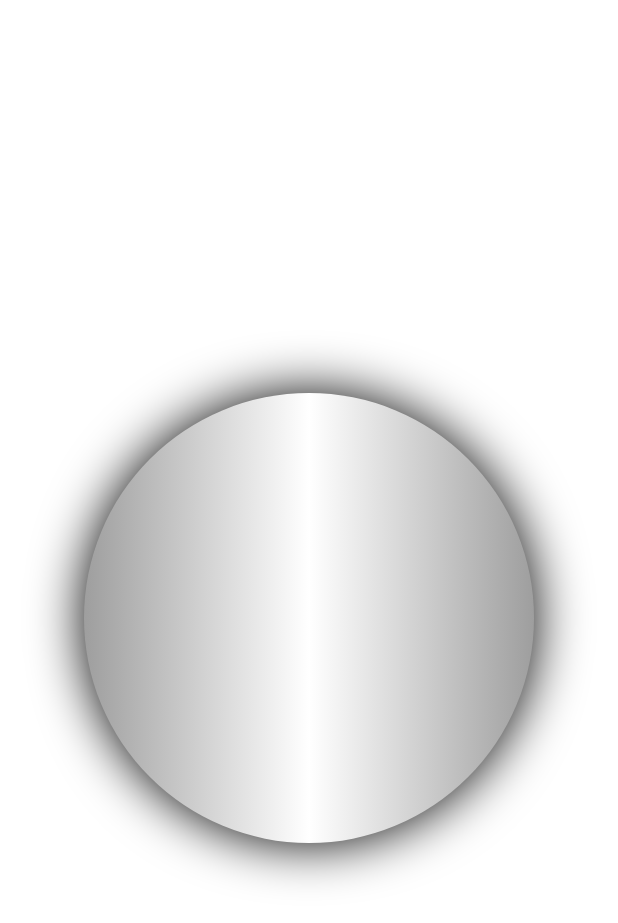
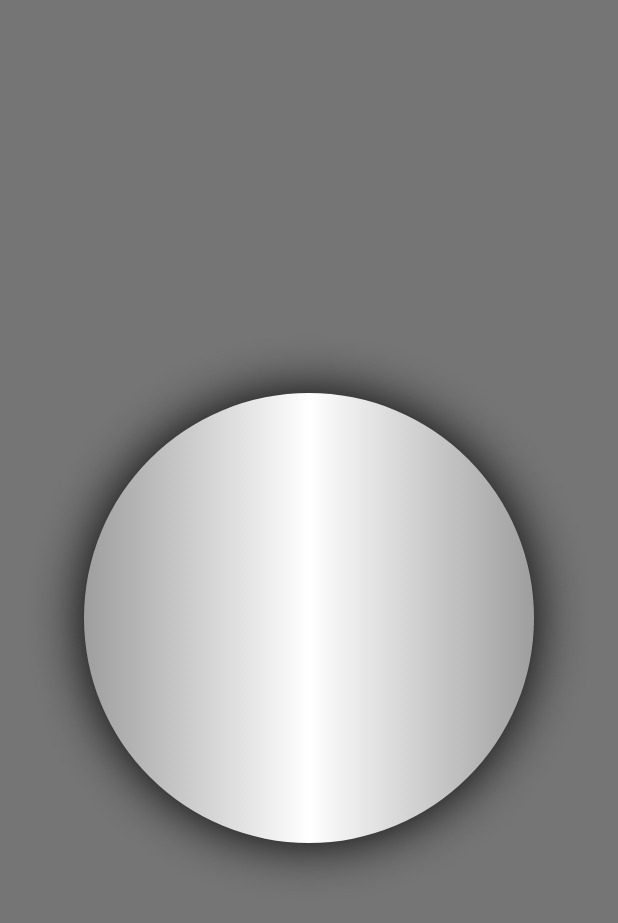
Before and after one commit to ivobass/BikeRingApp, a Flutter app: the screen it shows after launch, on a phone screen of 412 x 824 dp. Shown: the top 923 px of the screen. Run offline on Flutter 3.47's test engine with Material 2 defaults, Android fonts, the light colour scheme and no system bars; our stand-ins replace audioplayers.

Commit message:
update backround

```diff
--- a/lib/main.dart
+++ b/lib/main.dart
@@ -13,7 +13,7 @@ class BikeRingApp extends StatelessWidget {
   Widget build(BuildContext context) {
     return MaterialApp(
       home: Scaffold(
-        backgroundColor: Colors.white,
+        backgroundColor: Colors.grey[600],
         body: SafeArea(
           child: Column(
             mainAxisAlignment: MainAxisAlignment.center,
```
Also changed, not shown: assets/bikering.png (deleted), assets/ringbike.png (added).
